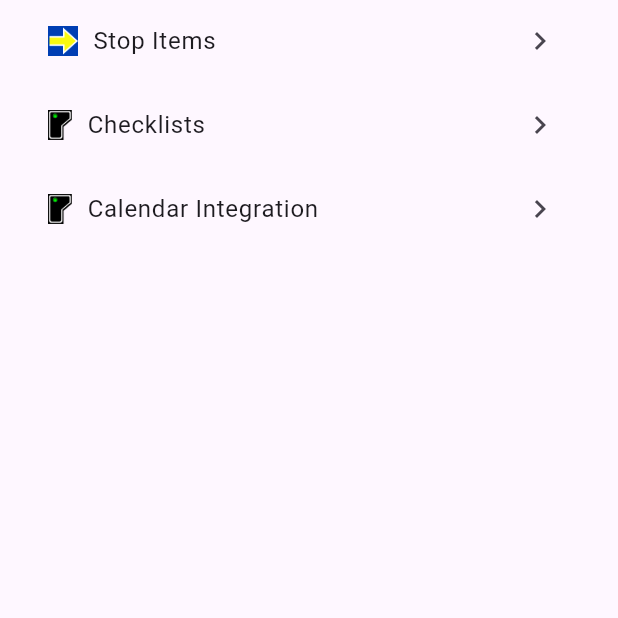
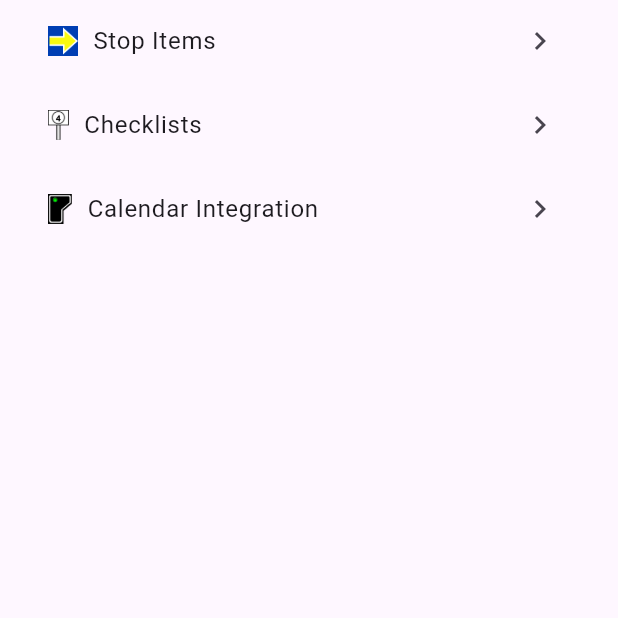
Before and after one commit to meyskens/fahrplan, a Flutter app: the screen it shows after launch, on a phone screen of 412 x 824 dp, the part 517-1135 px from its top. Run offline on Flutter 3.47's test engine with Material 3 defaults, Android fonts, the phone set to English and light mode, and no system bars; our stand-ins replace flutter_blue_plus, flutter_local_notifications, hive, hive_flutter, permission_handler, shared_preferences; missing offline and left inert: android_package_manager, device_calendar, duration_picker, flutter_background_service, fuzzywuzzy, notification_listener_service and 1 more; accounts and stored records are empty.

Commit message:
new checklist icon

```diff
--- a/lib/screens/home_screen.dart
+++ b/lib/screens/home_screen.dart
@@ -146,7 +146,7 @@ class _HomePageState extends State<HomePage> {
             title: Row(
               children: [
                 Image(
-                  image: AssetImage('assets/icons/groen.png'),
+                  image: AssetImage('assets/icons/oorsprong.png'),
                   height: 20,
                 ),
                 SizedBox(width: 10),
```
Also changed, not shown: assets/icons/oorsprong.png (added).
